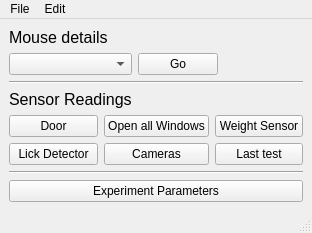
yagarwal123/autonomouse, file Python/gui/mainwin.ui: the form before one commit.
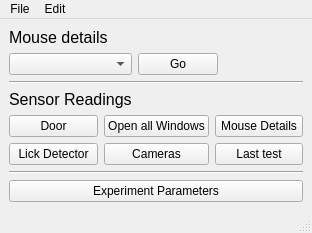
The form after the commit.

Commit message: icon/mouse det win

What changed in the file:
```diff
--- a/Python/gui/mainwin.ui
+++ b/Python/gui/mainwin.ui
@@ -41,7 +41,7 @@
       <item row="0" column="2">
        <widget class="QPushButton" name="weightButton">
         <property name="text">
-         <string>Weight Sensor</string>
+         <string>Mouse Details</string>
         </property>
        </widget>
       </item>
```
Left out of the diff: 2 changed lines with no effect on the pictures. The commit also changes 13 other files.
